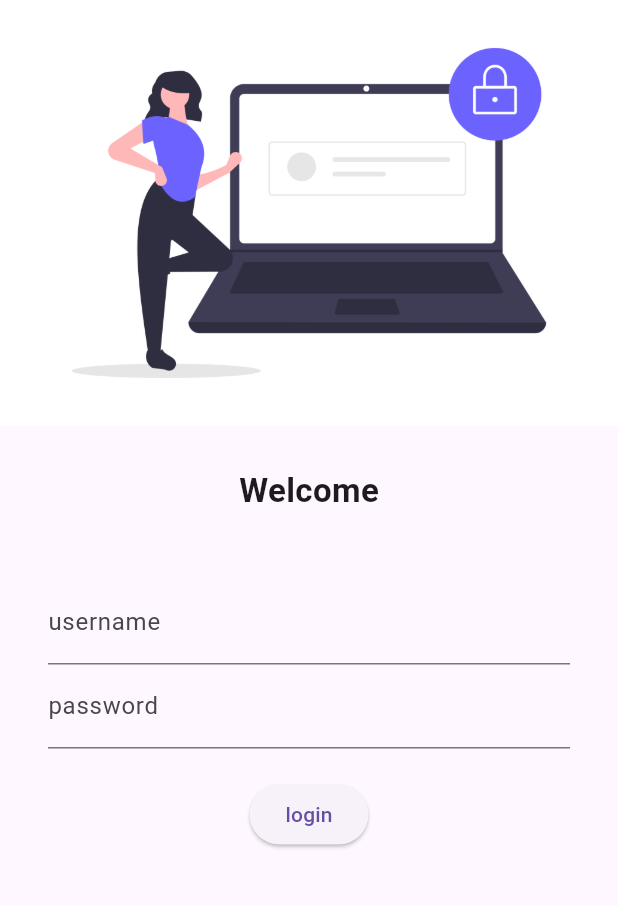
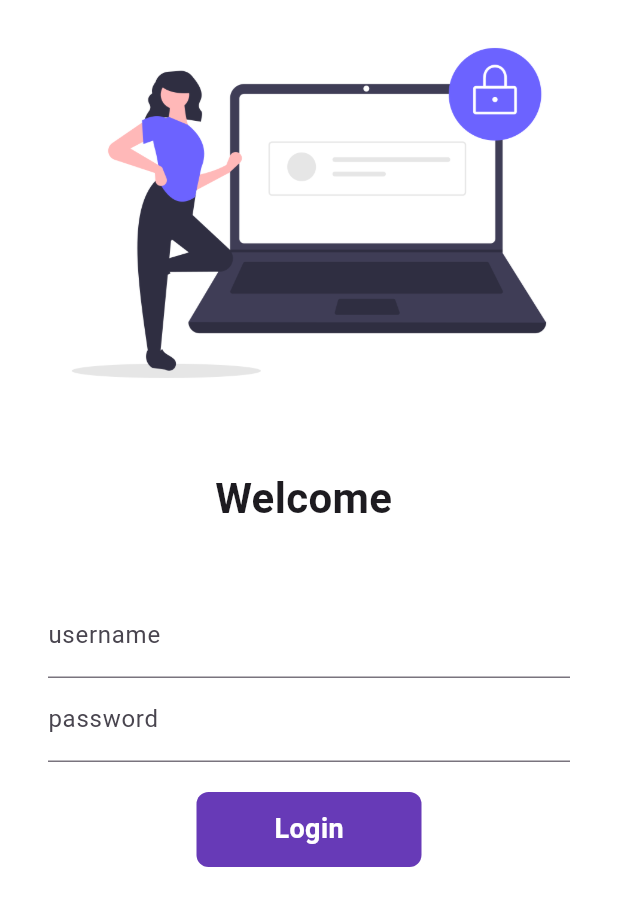
Before and after one commit to Dino1903/30daysofflutter, a Flutter app: the screen it shows after launch, on a phone screen of 412 x 824 dp. Shown: the top 906 px of the screen. Run offline on Flutter 3.47's test engine with Material 3 defaults, Android fonts, the phone set to English and light mode, and no system bars; our stand-ins replace google_fonts.

Commit message:
say6 completed

```diff
--- a/lib/login_page.dart
+++ b/lib/login_page.dart
@@ -1,11 +1,21 @@
 import 'package:flutter/material.dart';
+import 'package:flutter_catalog_app/utils/routes.dart';
 
-class LoginPage extends StatelessWidget {
+class LoginPage extends StatefulWidget {
   const LoginPage({super.key});
 
   @override
+  State<LoginPage> createState() => _LoginPageState();
+}
+
+class _LoginPageState extends State<LoginPage> {
+  String name = "";
+  bool changeButton = false;
+  @override
   Widget build(BuildContext context) {
     return Material(
+      color: Colors.white,
+      child: SingleChildScrollView(
         child: Column(
           children: [
             Image.asset(
@@ -15,12 +25,12 @@ class LoginPage extends StatelessWidget {
             const SizedBox(
               height: 20.0,
             ),
-          const Padding(
-            padding: EdgeInsets.all(8.0),
+            Padding(
+              padding: const EdgeInsets.all(8.0),
               child: Text(
-              "Welcome",
-              style: TextStyle(
-                fontSize: 22,
+                "Welcome $name",
+                style: const TextStyle(
+                  fontSize: 28,
                   fontWeight: FontWeight.bold,
                 ),
               ),
@@ -34,13 +44,17 @@ class LoginPage extends StatelessWidget {
               child: Column(
                 children: [
                   TextFormField(
-                  obscureText: true,
                     decoration: const InputDecoration(
                       hintText: "Enter username",
                       labelText: "username",
                     ),
+                    onChanged: (value) {
+                      name = value;
+                      setState(() {});
+                    },
                   ),
                   TextFormField(
+                    obscureText: true,
                     decoration: const InputDecoration(
                       hintText: "Enter password",
                       labelText: "password",
@@ -49,18 +63,57 @@ class LoginPage extends StatelessWidget {
                   const SizedBox(
                     height: 20.0,
                   ),
-                ElevatedButton(
-                  onPressed: () {
-                    print("hi");
+                  InkWell(
+                    onTap: () async {
+                      setState(() {
+                        changeButton = true;
+                      });
+
+                      await Future.delayed(Duration(seconds: 2));
+                      Navigator.pushNamed(context, MyRoutes.homeRoute);
                     },
-                  style: TextButton.styleFrom(),
-                  child: const Text("login"),
+                    child: AnimatedContainer(
+                      duration: const Duration(seconds: 1),
+                      width: changeButton ? 50 : 150,
+                      height: 50,
+                      alignment: Alignment.center,
+                      decoration: BoxDecoration(
+                          color: Colors.deepPurple,
+                          borderRadius:
+                              BorderRadius.circular(changeButton ? 50 : 8)),
+                      child: changeButton
+                          ? const Icon(
+                              Icons.done,
+                              color: Colors.white,
                             )
+                          : const Text(
+                              "Login",
+                              style: TextStyle(
+                                color: Colors.white,
+                                fontWeight: FontWeight.bold,
+                                fontSize: 18,
+                              ),
+                            ),
+                    ),
+                  ),
+
+                  // ElevatedButton(
+                  //   onPressed: () {
+                  //     Navigator.pushNamed(context, MyRoutes.homeRoute);
+                  //   },
+                  //   style: TextButton.styleFrom(
+                  //       minimumSize: const Size(150, 40),
+                  //       backgroundColor:
+                  //           const Color.fromARGB(255, 105, 60, 227),
+                  //       foregroundColor: Colors.white),
+                  //   child: const Text("login"),
+                  // )
                 ],
               ),
             )
           ],
         ),
+      ),
     );
   }
 }
--- a/lib/main.dart
+++ b/lib/main.dart
@@ -1,6 +1,7 @@
 import 'package:flutter/material.dart';
 import 'package:flutter_catalog_app/login_page.dart';
 import 'package:flutter_catalog_app/pages/home_page.dart';
+import 'package:flutter_catalog_app/utils/routes.dart';
 import 'package:google_fonts/google_fonts.dart';
 
 void main() {
@@ -22,8 +23,8 @@ class MyApp extends StatelessWidget {
       initialRoute: "/",
       routes: {
         "/": (context) => const LoginPage(), // By default route
-        "/Login": (context) => const LoginPage(), // Login route
-        "/home": (context) => const HomePage(),
+        MyRoutes.loginRoute: (context) => const LoginPage(), // Login route
+        MyRoutes.homeRoute: (context) => const HomePage(),
       },
     );
   }
--- a/lib/pages/home_page.dart
+++ b/lib/pages/home_page.dart
@@ -8,11 +8,16 @@ class HomePage extends StatelessWidget {
     int days = 30;
     return Scaffold(
       appBar: AppBar(
-        title: const Text("catalog app"),
+        backgroundColor: Colors.deepPurple,
+        title: const Text(
+          "catalog app",
+          style: TextStyle(color: Colors.white),
+        ),
+        centerTitle: true, // This centers the title text
       ),
       body: Center(
         child: Container(
-          child: Text("welcome to $days days"),
+          child: Text("Welcome to $days days"),
         ),
       ),
       drawer: const Drawer(),
--- /dev/null
+++ b/lib/utils/routes.dart
@@ -0,0 +1,4 @@
+class MyRoutes {
+  static String loginRoute = "/login";
+  static String homeRoute = "/home";
+}
```
Also changed, not shown: 1 other file. Lines whose indentation alone changed are shown as unchanged.
